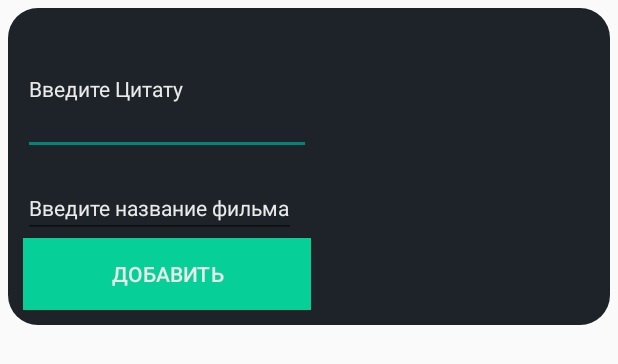
After one commit to l-DoctorWhy-l/proj, an Android app: the layout add_quote_window.xml on its own in the app's theme, with its tools: preview values and no code run, on a phone screen of 412 x 824 dp. The commit adds this screen. Shown: the top 364 px of the screen. Run offline under Robolectric (Android 15) with nearby library versions, the phone set to English and light mode, and no system bars.

```diff
--- a/app/src/main/java/com/example/moviequotes/Entities/Quote.java
+++ b/app/src/main/java/com/example/moviequotes/Entities/Quote.java
@@ -22,6 +22,11 @@ public class Quote {
         this.film = film;
         this.desc = desc;
         this.favourite = favourite;
+        this.id = id;
+    }
+    public Quote(String desc, String film, String id) {
+        this.film = film;
+        this.desc = desc;
         this.id = id;
     }
 
--- a/app/src/main/java/com/example/moviequotes/Fragments/BookFragment.java
+++ b/app/src/main/java/com/example/moviequotes/Fragments/BookFragment.java
@@ -87,6 +87,8 @@ public class BookFragment extends Fragment {
                             @Override
                             public void onSuccess(DataSnapshot dataSnapshot) {
                                 Quote quote = dataSnapshot.getValue(Quote.class);
+                                if (quote == null)
+                                    return;
                                 quote.setFavourite(true);
                                 downloadedQuotesArrayList.add(quote);
                                 quoteDAO
--- a/app/src/main/java/com/example/moviequotes/Fragments/ProfileFragment.java
+++ b/app/src/main/java/com/example/moviequotes/Fragments/ProfileFragment.java
@@ -6,6 +6,7 @@ import android.os.Bundle;
 import androidx.annotation.NonNull;
 import androidx.fragment.app.Fragment;
 
+import android.util.Log;
 import android.view.LayoutInflater;
 import android.view.View;
 import android.view.ViewGroup;
@@ -132,10 +133,13 @@ public class ProfileFragment extends Fragment {
         binding.profileUsername.setText(profile.getUserName());
         binding.profileEmail.setText(profile.getEmail());
         binding.profileSex.setText(profile.getSex());
+        Log.wtf("USER", profile.toString());
         if (profile.getSex().equals("Male")){
             binding.profileImageView.setImageResource(R.drawable.abraham_lincoln);
         } else{
             binding.profileImageView.setImageResource(R.drawable.girl);
         }
+        if(profile.isAdmin)
+            binding.statusTv.setText("ADMIN");
     }
 }
--- /dev/null
+++ b/app/src/main/res/layout/add_quote_window.xml
@@ -0,0 +1,62 @@
+<?xml version="1.0" encoding="utf-8"?>
+<LinearLayout xmlns:android="http://schemas.android.com/apk/res/android"
+    xmlns:app="http://schemas.android.com/apk/res-auto"
+    xmlns:tools="http://schemas.android.com/tools"
+    android:layout_width="match_parent"
+    android:layout_height="wrap_content"
+    android:layout_margin="5dp"
+    android:background="@drawable/item_bg"
+    android:gravity="center_vertical"
+    android:orientation="horizontal"
+    android:padding="10dp">
+
+    <ScrollView
+        android:layout_width="wrap_content"
+        android:layout_height="wrap_content">
+
+        <LinearLayout
+            android:layout_width="wrap_content"
+            android:layout_height="wrap_content"
+            android:layout_gravity="start"
+            android:layout_marginEnd="10dp"
+            android:orientation="vertical">
+
+            <EditText
+                android:id="@+id/item_desc_et"
+                android:layout_width="wrap_content"
+                android:layout_height="wrap_content"
+                android:layout_marginBottom="15dp"
+                android:hint="Введите Цитату"
+                android:inputType="textMultiLine"
+                android:minEms="12"
+                android:minLines="4"
+                android:textColor="@color/white"
+                android:textColorHint="@color/white"
+                android:textSize="14sp" />
+
+            <EditText
+                android:id="@+id/item_film_et"
+                android:layout_width="wrap_content"
+                android:layout_height="wrap_content"
+                android:layout_gravity="bottom"
+                android:hint="Введите название фильма"
+                android:inputType="textMultiLine"
+                android:maxEms="18"
+                android:minLines="1"
+                android:textColor="@color/white"
+                android:textColorHint="@color/white"
+                android:textSize="14sp" />
+
+            <Button
+                android:id="@+id/send_quote"
+                android:layout_width="match_parent"
+                android:layout_height="wrap_content"
+                android:background="@color/light_green"
+                android:text="Добавить"
+                android:textColor="@color/white" />
+
+        </LinearLayout>
+
+    </ScrollView>
+
+</LinearLayout>
```
Also changed, not shown: app/src/main/java/com/example/moviequotes/Activities/StartActivity.java (+6 -1 lines), app/src/main/java/com/example/moviequotes/Adapters/QuoteItemAdapter.java (+44 -0 lines), app/src/main/java/com/example/moviequotes/Entities/User.java (+21 -10 lines), app/src/main/java/com/example/moviequotes/Fragments/HomeFragment.java (+46 -0 lines), app/src/main/res/layout/delete_quote_window.xml (added, +33 -0 lines), app/src/main/res/layout/fragment_home.xml (+15 -0 lines), app/src/main/res/layout/fragment_profile.xml (+16 -0 lines).
